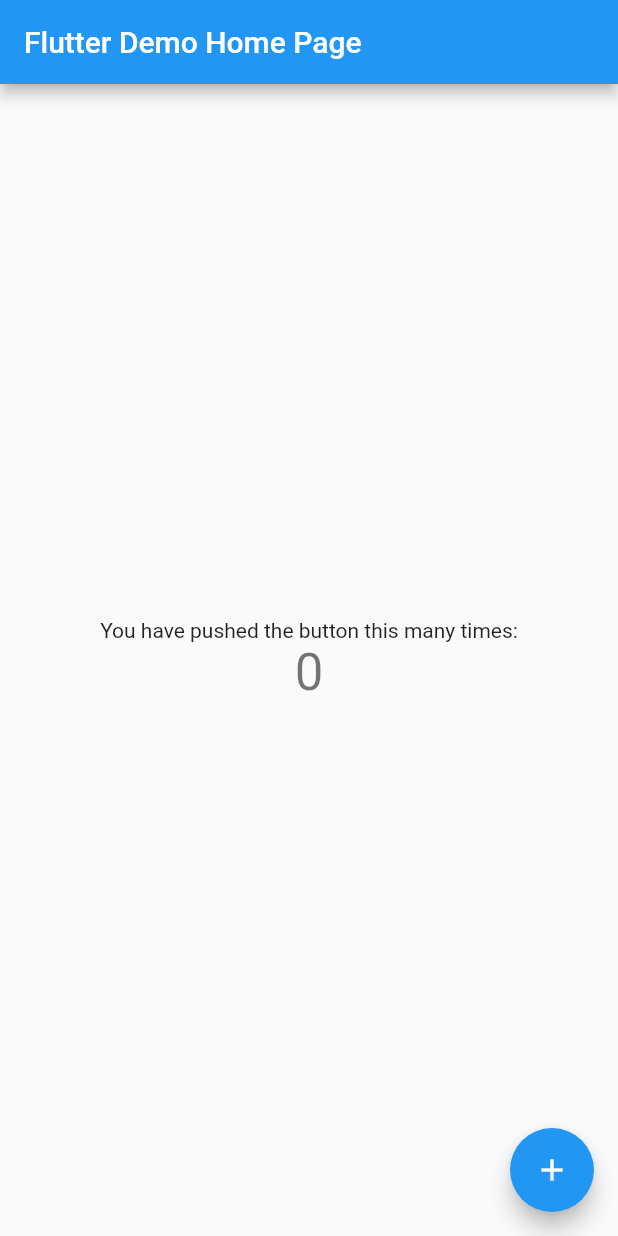
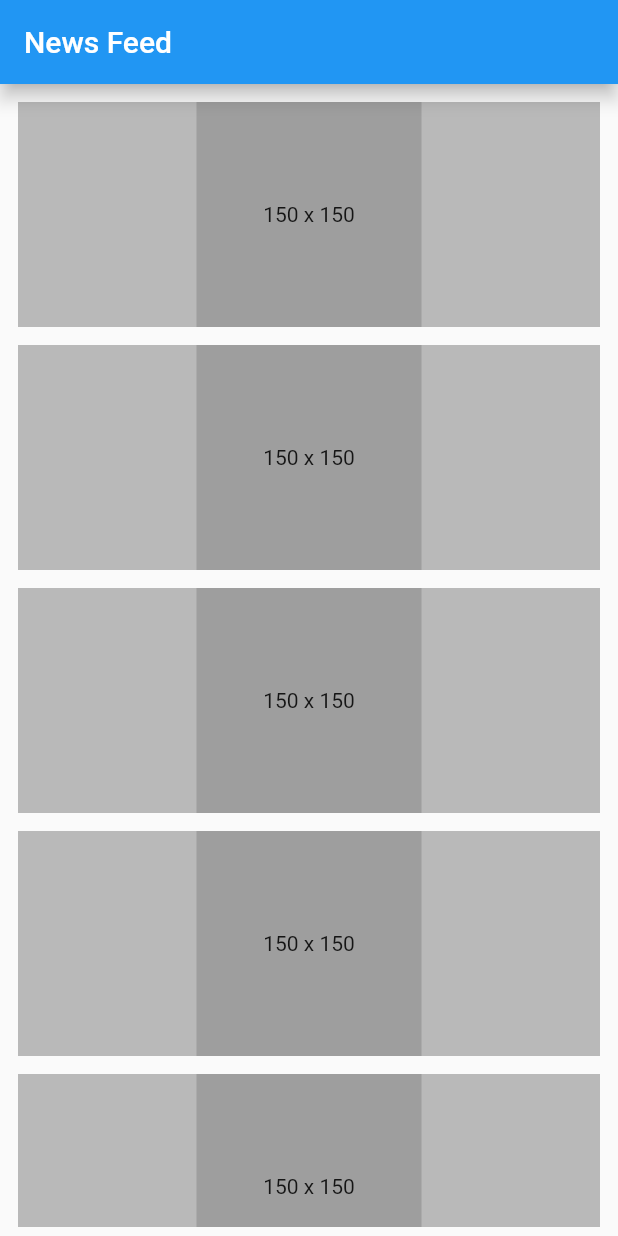
Before and after one commit to TanoyK/Live_Test_10, a Flutter app: the screen it shows after launch, on a phone screen of 412 x 824 dp. Run offline on Flutter 3.47's test engine with Material 2 defaults, Android fonts, the phone set to English and light mode, and no system bars.

Commit message:
Live Test

```diff
--- /dev/null
+++ b/lib/home_screen.dart
@@ -0,0 +1,287 @@
+import 'package:flutter/material.dart';
+
+
+class HomeScreen extends StatefulWidget {
+  const HomeScreen({super.key});
+
+
+  @override
+  State<HomeScreen> createState() => _HomeScreenState();
+}
+
+class _HomeScreenState extends State<HomeScreen> {
+
+
+  @override
+  Widget build(BuildContext context) {
+
+    return Scaffold(
+        appBar: AppBar(
+          title: const Text(
+              "News Feed"
+          ),
+          centerTitle: false,
+          elevation: 5,
+        ),
+        body: OrientationBuilder(builder: (context,orientation){
+
+          if (orientation == Orientation.portrait){
+            return Padding(
+              padding: const EdgeInsets.all(6.0),
+              child: SingleChildScrollView(
+                child: Column(
+                  //   mainAxisAlignment: MainAxisAlignment.center,
+                  children: [
+                    Padding(
+                      padding: const EdgeInsets.all(6.0),
+                      child: Container(
+                        width: double.infinity,
+                        height: 150,
+                        color: Colors.black26,
+                        alignment: Alignment.center,
+                        // where to position the child
+                        child: Container(
+                          width: 150,
+                          height: 150,
+                          color: Colors.grey,
+                          alignment: Alignment.center,
+                          child: const Text("150 x 150"),
+                        ),
+                      ),
+
+                    ),
+                    Padding(
+                      padding: const EdgeInsets.all(6.0),
+                      child: Container(
+                        width: double.infinity,
+                        height: 150,
+                        color: Colors.black26,
+                        alignment: Alignment.center,
+                        // where to position the child
+                        child: Container(
+                          width: 150,
+                          height: 150,
+                          color: Colors.grey,
+                          alignment: Alignment.center,
+                          child: const Text("150 x 150"),
+                        ),
+                      ),
+
+                    ),
+                    Padding(
+                      padding: const EdgeInsets.all(6.0),
+                      child: Container(
+                        width: double.infinity,
+                        height: 150,
+                        color: Colors.black26,
+                        alignment: Alignment.center,
+                        // where to position the child
+                        child: Container(
+                          width: 150,
+                          height: 150,
+                          color: Colors.grey,
+                          alignment: Alignment.center,
+                          child: const Text("150 x 150"),
+                        ),
+                      ),
+
+                    ),
+                    Padding(
+                      padding: const EdgeInsets.all(6.0),
+                      child: Container(
+                        width: double.infinity,
+                        height: 150,
+                        color: Colors.black26,
+                        alignment: Alignment.center,
+                        // where to position the child
+                        child: Container(
+                          width: 150,
+                          height: 150,
+                          color: Colors.grey,
+                          alignment: Alignment.center,
+                          child: const Text("150 x 150"),
+                        ),
+                      ),
+
+                    ),
+                    Padding(
+                      padding: const EdgeInsets.all(6.0),
+                      child: Container(
+                        width: double.infinity,
+                        height: 150,
+                        color: Colors.black26,
+                        alignment: Alignment.center,
+                        // where to position the child
+                        child: Container(
+                          width: 150,
+                          height: 150,
+                          color: Colors.grey,
+                          alignment: Alignment.center,
+                          child: const Text("150 x 150"),
+                        ),
+                      ),
+
+                    ),
+                    Padding(
+                      padding: const EdgeInsets.all(6.0),
+                      child: Container(
+                        width: double.infinity,
+                        height: 150,
+                        color: Colors.black26,
+                        alignment: Alignment.center,
+                        // where to position the child
+                        child: Container(
+                          width: 150,
+                          height: 150,
+                          color: Colors.grey,
+                          alignment: Alignment.center,
+                          child: const Text("150 x 150"),
+                        ),
+                      ),
+
+                    ),
+
+                  ],
+                ),
+              ),
+            );
+
+          }else{
+            return Row(
+              // mainAxisAlignment: MainAxisAlignment.spaceEvenly,
+              children: [
+                Expanded(
+                  flex: 10,
+                  child: SizedBox(
+                    height: double.infinity,
+                    width: double.infinity,
+                    child: GridView.count(
+                      crossAxisCount: 2,
+                      children: [
+                        Padding(
+                          padding: const EdgeInsets.all(6.0),
+                          child: Container(
+                            width: double.infinity,
+                            height: 150,
+                            color: Colors.black26,
+                            alignment: Alignment.center,
+                            // where to position the child
+                            child: Container(
+                              width: 150,
+                              height: 150,
+                              color: Colors.grey,
+                              alignment: Alignment.center,
+                              child: const Text("150 x 150"),
+                            ),
+                          ),
+
+                        ),
+                        Padding(
+                          padding: const EdgeInsets.all(6.0),
+                          child: Container(
+                            width: double.infinity,
+                            height: 150,
+                            color: Colors.black26,
+                            alignment: Alignment.center,
+                            // where to position the child
+                            child: Container(
+                              width: 150,
+                              height: 150,
+                              color: Colors.grey,
+                              alignment: Alignment.center,
+                              child: const Text("150 x 150"),
+                            ),
+                          ),
+
+                        ),
+                        Padding(
+                          padding: const EdgeInsets.all(8.0),
+                          child: Container(
+                            width: double.infinity,
+                            height: 150,
+                            color: Colors.black26,
+                            alignment: Alignment.center,
+                            // where to position the child
+                            child: Container(
+                              width: 150,
+                              height: 150,
+                              color: Colors.grey,
+                              alignment: Alignment.center,
+                              child: const Text("150 x 150"),
+                            ),
+                          ),
+
+                        ),
+                        Padding(
+                          padding: const EdgeInsets.all(6.0),
+                          child: Container(
+                            width: double.infinity,
+                            height: 150,
+                            color: Colors.black26,
+                            alignment: Alignment.center,
+                            // where to position the child
+                            child: Container(
+                              width: 150,
+                              height: 150,
+                              color: Colors.grey,
+                              alignment: Alignment.center,
+                              child: const Text("150 x 150"),
+                            ),
+                          ),
+
+                        ),
+                        Padding(
+                          padding: const EdgeInsets.all(6.0),
+                          child: Container(
+                            width: double.infinity,
+                            height: 150,
+                            color: Colors.black26,
+                            alignment: Alignment.center,
+                            // where to position the child
+                            child: Container(
+                              width: 150,
+                              height: 150,
+                              color: Colors.grey,
+                              alignment: Alignment.center,
+                              child: const Text("150 x 150"),
+                            ),
+                          ),
+
+                        ),
+                        Padding(
+                          padding: const EdgeInsets.all(6.0),
+                          child: Container(
+                            width: double.infinity,
+                            height: 150,
+                            color: Colors.black26,
+                            alignment: Alignment.center,
+                            // where to position the child
+                            child: Container(
+                              width: 150,
+                              height: 150,
+                              color: Colors.grey,
+                              alignment: Alignment.center,
+                              child: const Text("150 x 150"),
+                            ),
+                          ),
+
+                        ),
+
+
+                      ],
+                    ),
+
+                  ),
+                ),
+
+
+              ],
+
+
+            );
+
+          }
+        })
+    );
+  }
+}
--- a/lib/main.dart
+++ b/lib/main.dart
@@ -1,4 +1,7 @@
+import 'package:flutter/cupertino.dart';
 import 'package:flutter/material.dart';
+
+import 'home_screen.dart';
 
 void main() {
   runApp(const MyApp());
@@ -10,106 +13,10 @@ class MyApp extends StatelessWidget {
   // This widget is the root of your application.
   @override
   Widget build(BuildContext context) {
-    return MaterialApp(
-      title: 'Flutter Demo',
-      theme: ThemeData(
-        // This is the theme of your application.
-        //
-        // Try running your application with "flutter run". You'll see the
-        // application has a blue toolbar. Then, without quitting the app, try
-        // changing the primarySwatch below to Colors.green and then invoke
-        // "hot reload" (press "r" in the console where you ran "flutter run",
-        // or simply save your changes to "hot reload" in a Flutter IDE).
-        // Notice that the counter didn't reset back to zero; the application
-        // is not restarted.
-        primarySwatch: Colors.blue,
-      ),
-      home: const MyHomePage(title: 'Flutter Demo Home Page'),
+    return const MaterialApp(
+      debugShowCheckedModeBanner: false,
+      title: 'Live Test 10',
+      home: HomeScreen(),
     );
   }
 }
-
-class MyHomePage extends StatefulWidget {
-  const MyHomePage({super.key, required this.title});
-
-  // This widget is the home page of your application. It is stateful, meaning
-  // that it has a State object (defined below) that contains fields that affect
-  // how it looks.
-
-  // This class is the configuration for the state. It holds the values (in this
-  // case the title) provided by the parent (in this case the App widget) and
-  // used by the build method of the State. Fields in a Widget subclass are
-  // always marked "final".
-
-  final String title;
-
-  @override
-  State<MyHomePage> createState() => _MyHomePageState();
-}
-
-class _MyHomePageState extends State<MyHomePage> {
-  int _counter = 0;
-
-  void _incrementCounter() {
-    setState(() {
-      // This call to setState tells the Flutter framework that something has
-      // changed in this State, which causes it to rerun the build method below
-      // so that the display can reflect the updated values. If we changed
-      // _counter without calling setState(), then the build method would not be
-      // called again, and so nothing would appear to happen.
-      _counter++;
-    });
-  }
-
-  @override
-  Widget build(BuildContext context) {
-    // This method is rerun every time setState is called, for instance as done
-    // by the _incrementCounter method above.
-    //
-    // The Flutter framework has been optimized to make rerunning build methods
-    // fast, so that you can just rebuild anything that needs updating rather
-    // than having to individually change instances of widgets.
-    return Scaffold(
-      appBar: AppBar(
-        // Here we take the value from the MyHomePage object that was created by
-        // the App.build method, and use it to set our appbar title.
-        title: Text(widget.title),
-      ),
-      body: Center(
-        // Center is a layout widget. It takes a single child and positions it
-        // in the middle of the parent.
-        child: Column(
-          // Column is also a layout widget. It takes a list of children and
-          // arranges them vertically. By default, it sizes itself to fit its
-          // children horizontally, and tries to be as tall as its parent.
-          //
-          // Invoke "debug painting" (press "p" in the console, choose the
-          // "Toggle Debug Paint" action from the Flutter Inspector in Android
-          // Studio, or the "Toggle Debug Paint" command in Visual Studio Code)
-          // to see the wireframe for each widget.
-          //
-          // Column has various properties to control how it sizes itself and
-          // how it positions its children. Here we use mainAxisAlignment to
-          // center the children vertically; the main axis here is the vertical
-          // axis because Columns are vertical (the cross axis would be
-          // horizontal).
-          mainAxisAlignment: MainAxisAlignment.center,
-          children: <Widget>[
-            const Text(
-              'You have pushed the button this many times:',
-            ),
-            Text(
-              '$_counter',
-              style: Theme.of(context).textTheme.headlineMedium,
-            ),
-          ],
-        ),
-      ),
-      floatingActionButton: FloatingActionButton(
-        onPressed: _incrementCounter,
-        tooltip: 'Increment',
-        child: const Icon(Icons.add),
-      ), // This trailing comma makes auto-formatting nicer for build methods.
-    );
-  }
-}
```
